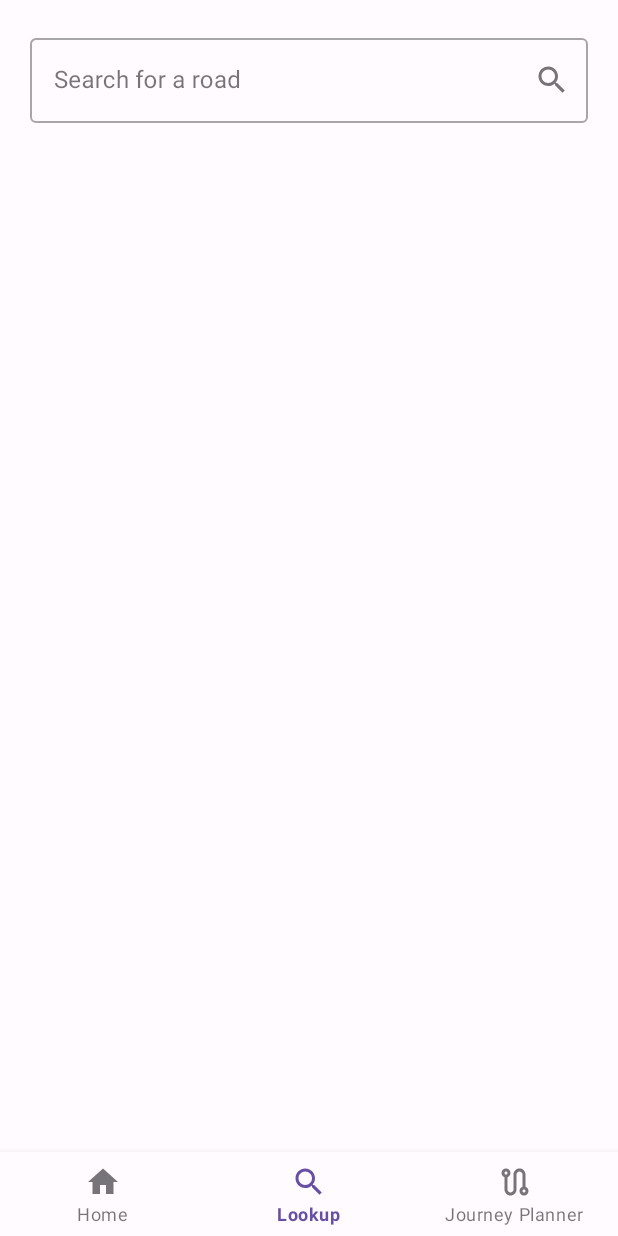
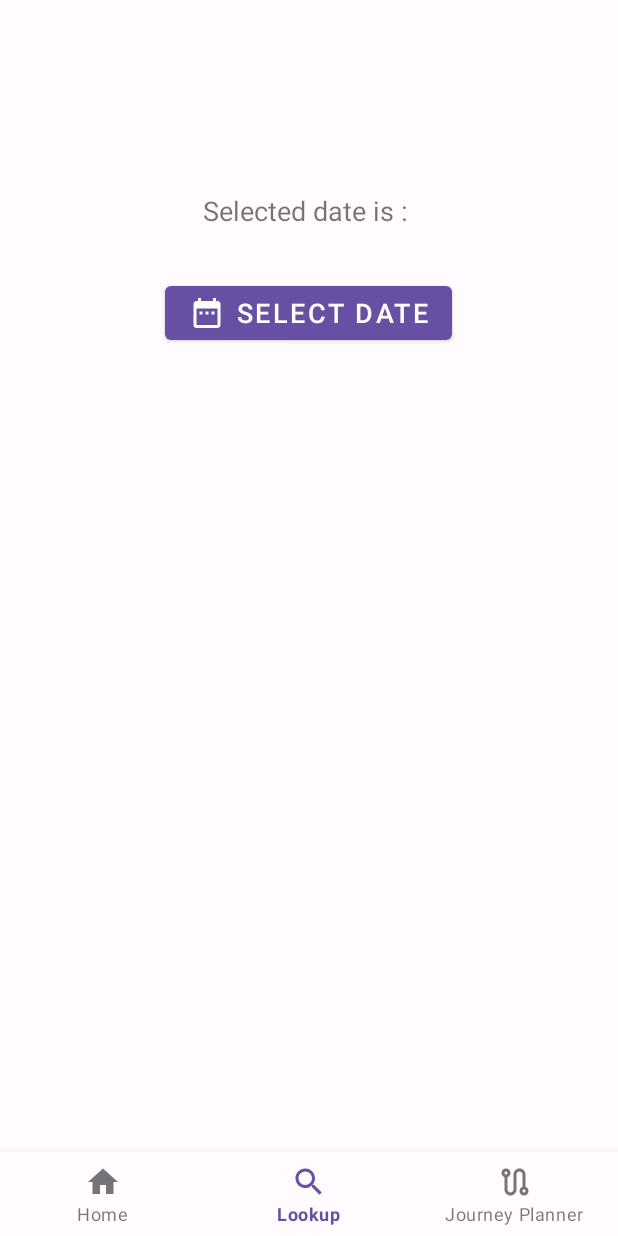
Before and after one commit to J-JohnWills/TrafficScotland, an Android app: the LookupController screen opened through its navigation route, on a phone screen of 412 x 824 dp. Run offline under Robolectric (Android 15) with nearby library versions, the phone set to English and light mode, and no system bars; our stand-ins replace navigation-ui; 1 statement that could not run was skipped.

Commit message:
Add date picker to fragment_lookup.xml
Date picker and basic implementation has been added to the layout file
and controller.

```diff
--- a/app/src/main/java/jjwilliams/trafficscotland/controllers/HomeController.java
+++ b/app/src/main/java/jjwilliams/trafficscotland/controllers/HomeController.java
@@ -2,20 +2,28 @@ package jjwilliams.trafficscotland.controllers;
 
 // Jamie Williams : S2029548
 
+import android.app.Dialog;
+import android.app.TimePickerDialog;
 import android.content.Context;
 import android.os.Bundle;
 import android.os.Handler;
 import android.os.Looper;
+import android.text.format.DateFormat;
 import android.view.LayoutInflater;
 import android.view.View;
 import android.view.ViewGroup;
+import android.widget.Button;
 import android.widget.ListView;
+import android.widget.TimePicker;
 
 import androidx.annotation.NonNull;
+import androidx.fragment.app.DialogFragment;
 import androidx.fragment.app.Fragment;
 
+import com.google.android.material.datepicker.MaterialDatePicker;
 import com.google.android.material.dialog.MaterialAlertDialogBuilder;
 
+import java.util.Calendar;
 import java.util.concurrent.ExecutorService;
 import java.util.concurrent.Executors;
 
@@ -36,6 +44,7 @@ public class HomeController extends Fragment {
   public View onCreateView(@NonNull LayoutInflater inflater,
                            ViewGroup container, Bundle savedInstanceState) {
 
+
     connectorTest();
     View root = inflater.inflate(R.layout.fragment_home, container, false);
     listView = root.findViewById(R.id.home_list_view);
@@ -45,20 +54,19 @@ public class HomeController extends Fragment {
   public void connectorTest() {
     executor.execute(() -> {
       try {
-        Connector connector = new Connector("https://trafficscotland.org/rss/feeds/roadworks.aspx");
+        Connector connector = new Connector("https://trafficscotland.org/rss/feeds/plannedroadworks.aspx");
         trafficScotlandFeed = connector.getTrafficScotlandFeed();
       } catch (Exception e) {
         e.printStackTrace();
       }
 
-      handler.post(() ->{
+      handler.post(() -> {
         HomeListAdapter adapter = new HomeListAdapter(this.getContext(), trafficScotlandFeed.getTrafficScotlandItems());
         listView.setAdapter(adapter);
       });
     });
   }
 
-
   @Override
   public void onDestroyView() {
     super.onDestroyView();
--- a/app/src/main/java/jjwilliams/trafficscotland/controllers/LookupController.java
+++ b/app/src/main/java/jjwilliams/trafficscotland/controllers/LookupController.java
@@ -2,23 +2,55 @@ package jjwilliams.trafficscotland.controllers;
 
 // Jamie Williams : S2029548
 
+import android.annotation.SuppressLint;
 import android.os.Bundle;
 import android.view.LayoutInflater;
 import android.view.View;
 import android.view.ViewGroup;
+import android.widget.Button;
+import android.widget.TextView;
 
 import androidx.annotation.NonNull;
 import androidx.fragment.app.Fragment;
+
+import com.google.android.material.datepicker.MaterialDatePicker;
+import com.google.android.material.datepicker.MaterialPickerOnPositiveButtonClickListener;
 
 import jjwilliams.trafficscotland.R;
 
 public class LookupController extends Fragment {
 
+  private Button pickDateButton;
+  private TextView showSelectedDateText;
 
   public View onCreateView(@NonNull LayoutInflater inflater,
                            ViewGroup container, Bundle savedInstanceState) {
 
     View root = inflater.inflate(R.layout.fragment_lookup, container, false);
+
+    // Register the textview and button
+    pickDateButton = root.findViewById(R.id.pick_date_button);
+    showSelectedDateText = root.findViewById(R.id.show_selected_date);
+
+    // Create instance of material date picker builder
+    MaterialDatePicker.Builder materialDateBuilder = MaterialDatePicker.Builder.datePicker();
+
+    // Define the properties of the materialDateBuilder
+    materialDateBuilder.setTitleText("SELECT A DATE");
+
+    // create instance of the datePicker
+    final MaterialDatePicker materialDatePicker = materialDateBuilder.build();
+
+    // handle select date button which opens the date picker
+    pickDateButton.setOnClickListener(new View.OnClickListener() {
+      @Override
+      public void onClick(View view) {
+        // getSupportFragmentManager()
+        materialDatePicker.show(getParentFragmentManager(), "Date picker");
+      }
+    });
+
+    materialDatePicker.addOnPositiveButtonClickListener(selection -> showSelectedDateText.setText("Selected date is : " + materialDatePicker.getHeaderText()));
     return root;
   }
 
--- /dev/null
+++ b/app/src/main/res/drawable/ic_baseline_date_range_24.xml
@@ -0,0 +1,10 @@
+<vector xmlns:android="http://schemas.android.com/apk/res/android"
+    android:width="24dp"
+    android:height="24dp"
+    android:viewportWidth="24"
+    android:viewportHeight="24"
+    android:tint="?attr/colorControlNormal">
+  <path
+      android:fillColor="@android:color/white"
+      android:pathData="M9,11L7,11v2h2v-2zM13,11h-2v2h2v-2zM17,11h-2v2h2v-2zM19,4h-1L18,2h-2v2L8,4L8,2L6,2v2L5,4c-1.11,0 -1.99,0.9 -1.99,2L3,20c0,1.1 0.89,2 2,2h14c1.1,0 2,-0.9 2,-2L21,6c0,-1.1 -0.9,-2 -2,-2zM19,20L5,20L5,9h14v11z"/>
+</vector>
--- a/app/src/main/res/layout/fragment_home.xml
+++ b/app/src/main/res/layout/fragment_home.xml
@@ -6,6 +6,7 @@
     android:layout_width="match_parent"
     android:layout_height="match_parent"
     android:paddingHorizontal="20dp"
+    android:paddingBottom="20dp"
     android:paddingTop="10dp">
 
     <com.google.android.material.textview.MaterialTextView
@@ -13,15 +14,13 @@
         android:layout_width="match_parent"
         android:layout_height="wrap_content"
         android:text="Filter by date"
-        app:layout_constraintTop_toTopOf="parent"
-
-        />
+        app:layout_constraintTop_toTopOf="parent" />
 
     <com.google.android.material.textfield.TextInputLayout
         android:id="@+id/home_date_layout"
         style="@style/Widget.MaterialComponents.TextInputLayout.OutlinedBox"
         android:layout_width="match_parent"
-        android:layout_height="40dp"
+        android:layout_height="wrap_content"
         app:endIconDrawable="@drawable/ic_dashboard_black_24dp"
         app:endIconMode="custom"
         app:errorEnabled="false"
@@ -37,6 +36,7 @@
             android:visibility="visible" />
     </com.google.android.material.textfield.TextInputLayout>
 
+
     <com.google.android.material.textview.MaterialTextView
         android:id="@+id/text_view_select_incident_type"
         android:layout_width="match_parent"
@@ -50,7 +50,7 @@
         android:layout_width="match_parent"
         android:layout_height="wrap_content"
         app:layout_constraintEnd_toEndOf="parent"
-        app:layout_constraintStart_toStartOf="parent"
+        android:gravity="center_horizontal"
         app:layout_constraintTop_toBottomOf="@+id/text_view_select_incident_type"
         app:singleSelection="true">
 
--- a/app/src/main/res/layout/fragment_lookup.xml
+++ b/app/src/main/res/layout/fragment_lookup.xml
@@ -1,25 +1,43 @@
 <?xml version="1.0" encoding="utf-8"?>
-<androidx.constraintlayout.widget.ConstraintLayout xmlns:android="http://schemas.android.com/apk/res/android"
-    xmlns:app="http://schemas.android.com/apk/res-auto"
+<!--<androidx.constraintlayout.widget.ConstraintLayout xmlns:android="http://schemas.android.com/apk/res/android"-->
+<!--    xmlns:app="http://schemas.android.com/apk/res-auto"-->
+<!--    xmlns:tools="http://schemas.android.com/tools"-->
+<!--    android:layout_width="match_parent"-->
+<!--    android:layout_height="match_parent"-->
+<!--    android:padding="20dp"-->
+<!--    tools:context=".controllers.LookupController">-->
+
+<!--</androidx.constraintlayout.widget.ConstraintLayout>-->
+
+<LinearLayout
+    xmlns:android="http://schemas.android.com/apk/res/android"
+    xmlns:app = "http://schemas.android.com/apk/res-auto"
     xmlns:tools="http://schemas.android.com/tools"
     android:layout_width="match_parent"
     android:layout_height="match_parent"
-    android:padding="20dp"
-    tools:context=".controllers.LookupController">
+    android:orientation="vertical"
+    tools:context=".controllers.LookupController"
+    >
 
-    <com.google.android.material.textfield.TextInputLayout
-        android:id="@+id/lookup_search_layout"
-        style="@style/Widget.MaterialComponents.TextInputLayout.OutlinedBox"
-        android:layout_width="match_parent"
+    <TextView
+        android:layout_width="wrap_content"
         android:layout_height="wrap_content"
-        app:endIconDrawable="@drawable/ic_baseline_search_24"
-        app:endIconMode="custom"
-        app:layout_constraintTop_toTopOf="parent">
+        android:id="@+id/show_selected_date"
+        android:layout_gravity="center"
+        android:layout_marginTop="128dp"
+        android:text="Selected date is : "
+        android:textSize="18sp"/>
 
-        <com.google.android.material.textfield.TextInputEditText
-            android:id="@+id/lookup_search_field"
-            android:layout_width="match_parent"
-            android:layout_height="wrap_content"
-            android:hint="Search for a road" />
-    </com.google.android.material.textfield.TextInputLayout>
-</androidx.constraintlayout.widget.ConstraintLayout>
+    <Button
+        android:layout_width="wrap_content"
+        android:layout_height="wrap_content"
+        android:id="@+id/pick_date_button"
+        android:layout_gravity="center"
+        android:layout_marginTop="32dp"
+        android:text="Select date"
+        android:textSize="18sp"
+        app:icon="@drawable/ic_baseline_date_range_24"/>
+
+
+
+</LinearLayout>
```
